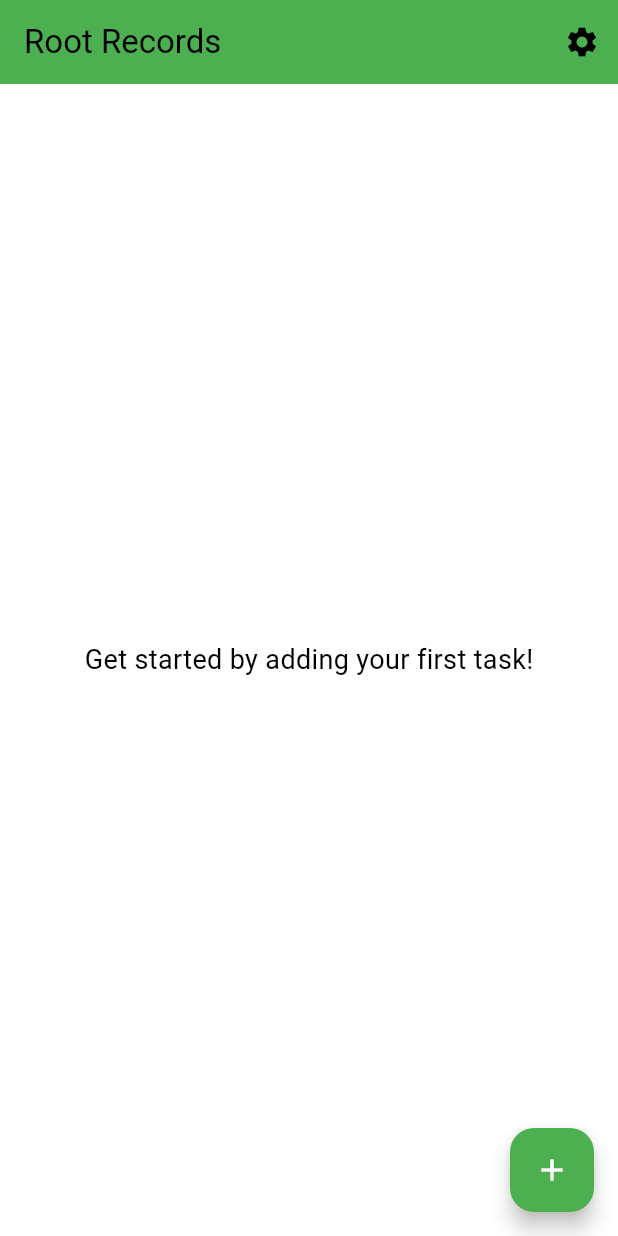
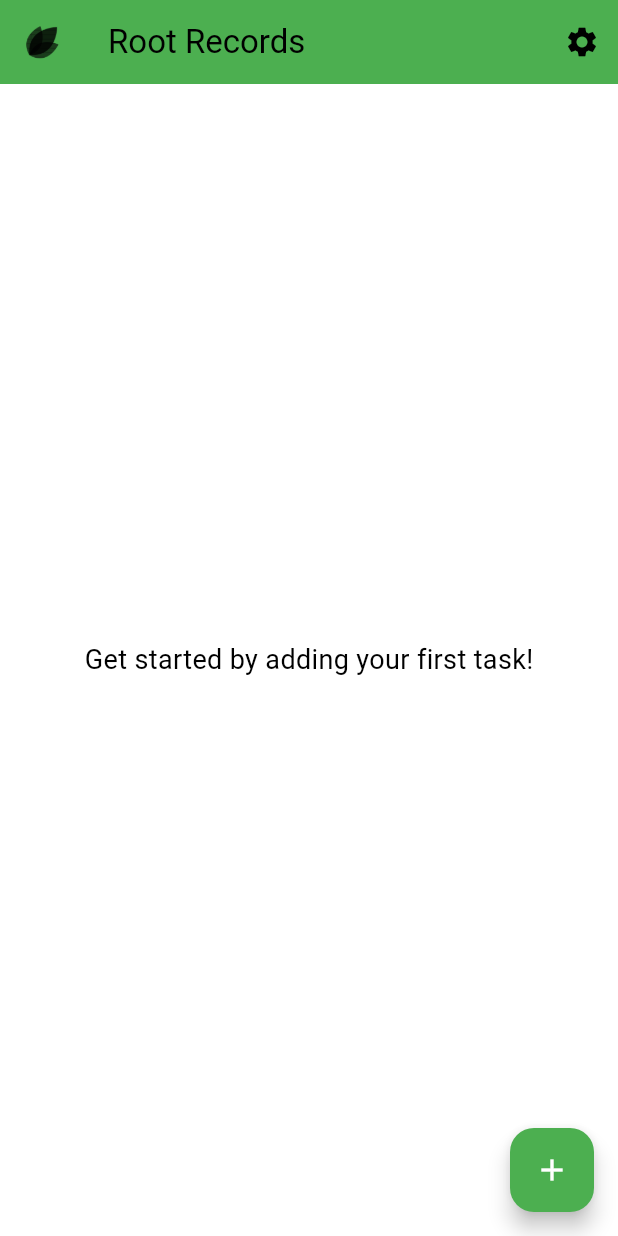
Before and after one commit to jjerrell/RootRecords, a Flutter app: the screen it shows after launch, on a phone screen of 412 x 824 dp. Run offline on Flutter 3.47's test engine with Material 3 defaults, Android fonts, the light colour scheme and no system bars; our stand-ins replace flutter_colorpicker, sqflite; accounts and stored records are empty.

Commit message:
Adds the app icon to the main app bar

```diff
--- a/lib/main.dart
+++ b/lib/main.dart
@@ -6,6 +6,7 @@ import 'package:root_records/provider/theme_notifier.dart';
 import 'package:root_records/view/settings_view.dart';
 import 'package:root_records/view/task_edit_view.dart';
 import 'package:root_records/view/task_view.dart';
+
 import 'db/database_helper.dart';
 
 void main() {
@@ -83,6 +84,14 @@ class _MyHomePageState extends State<MyHomePage> {
   Widget build(BuildContext context) {
     return Scaffold(
       appBar: AppBar(
+        leading: IconButton(
+          icon: const ImageIcon(
+            AssetImage('assets/icons/RootRecords-Icon.png'),
+          ),
+          onPressed: () {
+            // Define your desired action here
+          },
+        ),
         title: Text(widget.title),
         actions: [
           IconButton(
```
